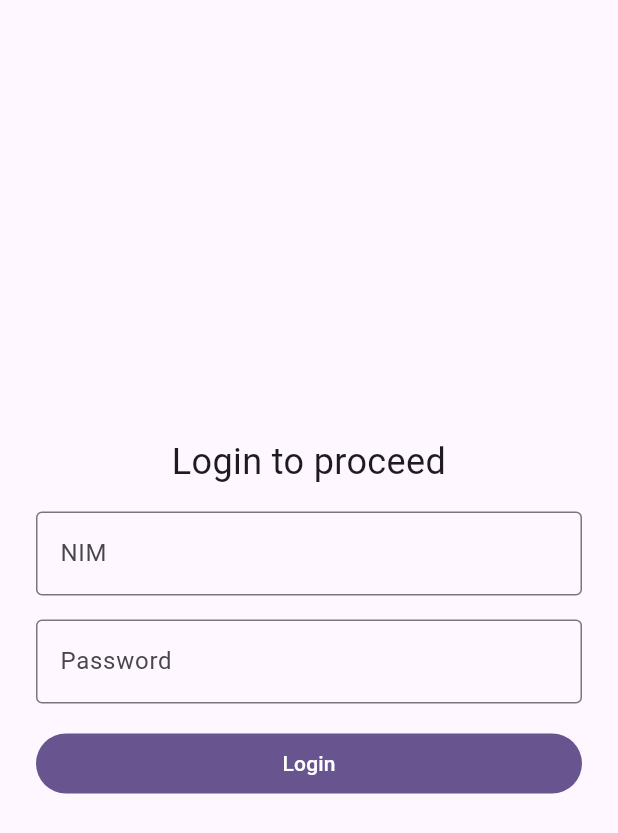
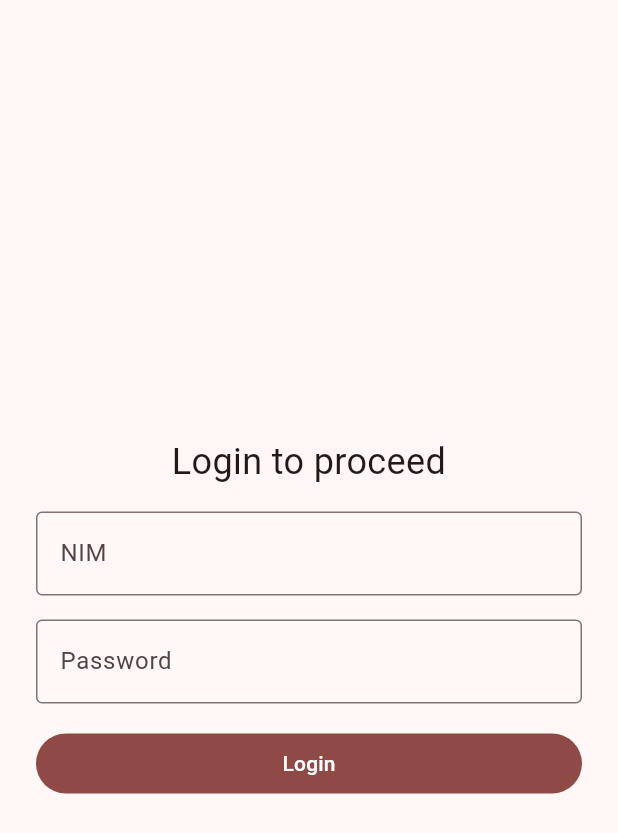
Before and after one commit to agunghabu/uas_pam_laporin, a Flutter app: the screen it shows after launch, on a phone screen of 412 x 824 dp. Shown: the top 833 px of the screen. Run offline on Flutter 3.47's test engine with Material 3 defaults, Android fonts, the light colour scheme and no system bars.

Commit message:
change theme to red accent

```diff
--- a/lib/main.dart
+++ b/lib/main.dart
@@ -13,7 +13,7 @@ class Laporin extends StatelessWidget {
     return MaterialApp(
       title: 'Laporin',
       theme: ThemeData(
-        colorScheme: ColorScheme.fromSeed(seedColor: Colors.deepPurple),
+        colorScheme: ColorScheme.fromSeed(seedColor: Colors.redAccent),
       ),
       home: const Login(),
     );
```
